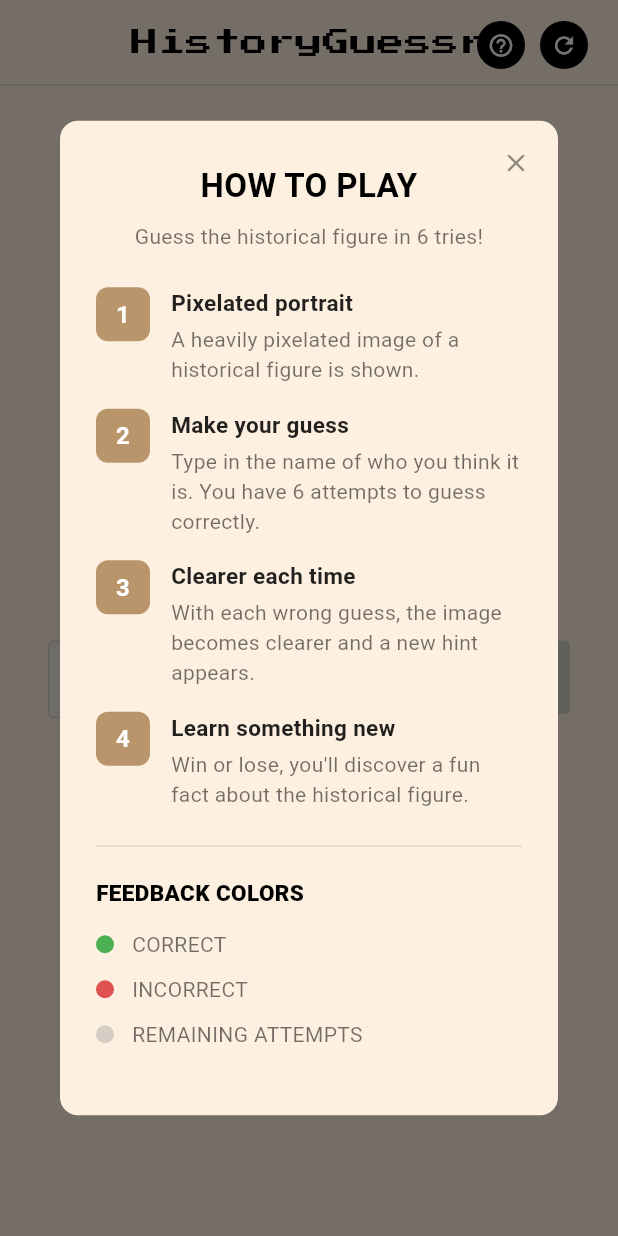
After one commit to jarvin-s/historyguessr, a Flutter app: the screen it shows after launch, after a tap on the "help outline" icon, on a phone screen of 412 x 824 dp. The commit adds this screen. Run offline on Flutter 3.47's test engine with Material 3 defaults, Android fonts, the phone set to English and light mode, and no system bars; our stand-ins replace flutter_dotenv, google_fonts, supabase_flutter; accounts and stored records are empty.

Commit message:
style: add how to play modal

```diff
--- a/lib/screens/game_screen.dart
+++ b/lib/screens/game_screen.dart
@@ -7,6 +7,7 @@ import '../data/historical_figures.dart';
 import '../services/image_storage_service.dart';
 import '../theme/app_colors.dart';
 import '../view_models/game_view_model.dart';
+import '../widgets/how_to_play_dialog.dart';
 import '../widgets/round_completion_dialog.dart';
 
 bool get _usesMobileKeyboardLayout =>
@@ -187,8 +188,19 @@ class _GameScreenState extends State<GameScreen> {
             Positioned(
               top: 14,
               right: 20,
-              child: _RefreshButton(
-                onPressed: _viewModel.isLoadingImage ? null : _refreshRound,
+              child: Row(
+                mainAxisSize: MainAxisSize.min,
+                children: [
+                  _HeaderIconButton(
+                    icon: Icons.help_outline,
+                    onPressed: () => HowToPlayDialog.show(context),
+                  ),
+                  const SizedBox(width: 10),
+                  _HeaderIconButton(
+                    icon: Icons.refresh,
+                    onPressed: _viewModel.isLoadingImage ? null : _refreshRound,
+                  ),
+                ],
               ),
             ),
           ],
@@ -298,9 +310,13 @@ class _Header extends StatelessWidget {
   }
 }
 
-class _RefreshButton extends StatelessWidget {
-  const _RefreshButton({required this.onPressed});
+class _HeaderIconButton extends StatelessWidget {
+  const _HeaderIconButton({
+    required this.icon,
+    required this.onPressed,
+  });
 
+  final IconData icon;
   final VoidCallback? onPressed;
 
   @override
@@ -318,7 +334,7 @@ class _RefreshButton extends StatelessWidget {
             shape: BoxShape.circle,
           ),
           alignment: Alignment.center,
-          child: const Icon(Icons.refresh, color: Colors.white, size: 18),
+          child: Icon(icon, color: Colors.white, size: 18),
         ),
       ),
     );
--- /dev/null
+++ b/lib/widgets/how_to_play_dialog.dart
@@ -0,0 +1,229 @@
+import 'package:flutter/material.dart';
+
+import '../theme/app_colors.dart';
+
+class HowToPlayDialog extends StatelessWidget {
+  const HowToPlayDialog({super.key});
+
+  static Future<void> show(BuildContext context) {
+    return showDialog<void>(
+      context: context,
+      barrierDismissible: true,
+      builder: (context) => const HowToPlayDialog(),
+    );
+  }
+
+  static const _stepBrown = Color(0xFFB8956A);
+
+  @override
+  Widget build(BuildContext context) {
+    final maxDialogHeight = MediaQuery.sizeOf(context).height * 0.9;
+
+    return Dialog(
+      backgroundColor: AppColors.background,
+      shape: RoundedRectangleBorder(borderRadius: BorderRadius.circular(12)),
+      child: ConstrainedBox(
+        constraints: BoxConstraints(
+          maxWidth: 400,
+          maxHeight: maxDialogHeight,
+        ),
+        child: Stack(
+          children: [
+            SingleChildScrollView(
+              padding: const EdgeInsets.fromLTRB(24, 28, 24, 20),
+              child: Column(
+                mainAxisSize: MainAxisSize.min,
+                crossAxisAlignment: CrossAxisAlignment.stretch,
+                children: [
+                  const Text(
+                    'HOW TO PLAY',
+                    textAlign: TextAlign.center,
+                    style: TextStyle(
+                      fontSize: 22,
+                      fontWeight: FontWeight.w700,
+                      color: Colors.black,
+                    ),
+                  ),
+                  const SizedBox(height: 8),
+                  Text(
+                    'Guess the historical figure in 6 tries!',
+                    textAlign: TextAlign.center,
+                    style: TextStyle(
+                      fontSize: 14,
+                      color: Colors.black.withValues(alpha: 0.55),
+                    ),
+                  ),
+                  const SizedBox(height: 24),
+                  const _StepItem(
+                    number: 1,
+                    color: _stepBrown,
+                    title: 'Pixelated portrait',
+                    description:
+                        'A heavily pixelated image of a historical figure is shown.',
+                  ),
+                  const SizedBox(height: 16),
+                  const _StepItem(
+                    number: 2,
+                    color: _stepBrown,
+                    title: 'Make your guess',
+                    description:
+                        'Type in the name of who you think it is. You have 6 attempts to guess correctly.',
+                  ),
+                  const SizedBox(height: 16),
+                  const _StepItem(
+                    number: 3,
+                    color: _stepBrown,
+                    title: 'Clearer each time',
+                    description:
+                        'With each wrong guess, the image becomes clearer and a new hint appears.',
+                  ),
+                  const SizedBox(height: 16),
+                  const _StepItem(
+                    number: 4,
+                    color: _stepBrown,
+                    title: 'Learn something new',
+                    description:
+                        'Win or lose, you\'ll discover a fun fact about the historical figure.',
+                  ),
+                  const SizedBox(height: 24),
+                  const Divider(color: AppColors.divider, height: 1),
+                  const SizedBox(height: 20),
+                  const Text(
+                    'FEEDBACK COLORS',
+                    style: TextStyle(
+                      fontSize: 15,
+                      fontWeight: FontWeight.w900,
+                      color: Colors.black,
+                    ),
+                  ),
+                  const SizedBox(height: 14),
+                  const _FeedbackLegendItem(
+                    color: AppColors.progressDotCorrect,
+                    label: 'CORRECT',
+                  ),
+                  const SizedBox(height: 10),
+                  const _FeedbackLegendItem(
+                    color: AppColors.progressDotWrong,
+                    label: 'INCORRECT',
+                  ),
+                  const SizedBox(height: 10),
+                  const _FeedbackLegendItem(
+                    color: AppColors.progressDot,
+                    label: 'REMAINING ATTEMPTS',
+                  ),
+                  const SizedBox(height: 24),
+                ],
+              ),
+            ),
+            Positioned(
+              top: 8,
+              right: 8,
+              child: IconButton(
+                onPressed: () => Navigator.of(context).pop(),
+                icon: const Icon(Icons.close, size: 20),
+                color: Colors.black45,
+                visualDensity: VisualDensity.compact,
+              ),
+            ),
+          ],
+        ),
+      ),
+    );
+  }
+}
+
+class _StepItem extends StatelessWidget {
+  const _StepItem({
+    required this.number,
+    required this.color,
+    required this.title,
+    required this.description,
+  });
+
+  final int number;
+  final Color color;
+  final String title;
+  final String description;
+
+  @override
+  Widget build(BuildContext context) {
+    return Row(
+      crossAxisAlignment: CrossAxisAlignment.start,
+      children: [
+        Container(
+          width: 36,
+          height: 36,
+          decoration: BoxDecoration(
+            color: color,
+            borderRadius: BorderRadius.circular(8),
+          ),
+          alignment: Alignment.center,
+          child: Text(
+            '$number',
+            style: const TextStyle(
+              fontSize: 16,
+              fontWeight: FontWeight.w700,
+              color: Colors.white,
+            ),
+          ),
+        ),
+        const SizedBox(width: 14),
+        Expanded(
+          child: Column(
+            crossAxisAlignment: CrossAxisAlignment.start,
+            children: [
+              Text(
+                title,
+                style: const TextStyle(
+                  fontSize: 15,
+                  fontWeight: FontWeight.w700,
+                  color: Colors.black87,
+                ),
+              ),
+              const SizedBox(height: 4),
+              Text(
+                description,
+                style: TextStyle(
+                  fontSize: 14,
+                  height: 1.4,
+                  color: Colors.black.withValues(alpha: 0.55),
+                ),
+              ),
+            ],
+          ),
+        ),
+      ],
+    );
+  }
+}
+
+class _FeedbackLegendItem extends StatelessWidget {
+  const _FeedbackLegendItem({
+    required this.color,
+    required this.label,
+  });
+
+  final Color color;
+  final String label;
+
+  @override
+  Widget build(BuildContext context) {
+    return Row(
+      children: [
+        Container(
+          width: 12,
+          height: 12,
+          decoration: BoxDecoration(color: color, shape: BoxShape.circle),
+        ),
+        const SizedBox(width: 12),
+        Text(
+          label,
+          style: TextStyle(
+            fontSize: 14,
+            color: Colors.black.withValues(alpha: 0.55),
+          ),
+        ),
+      ],
+    );
+  }
+}
```
